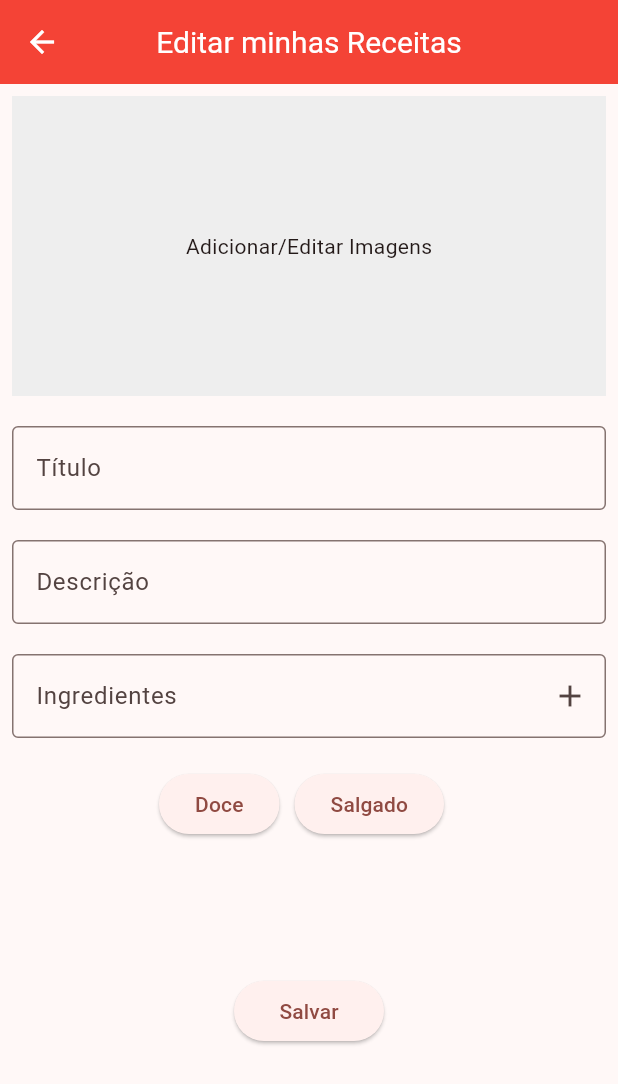
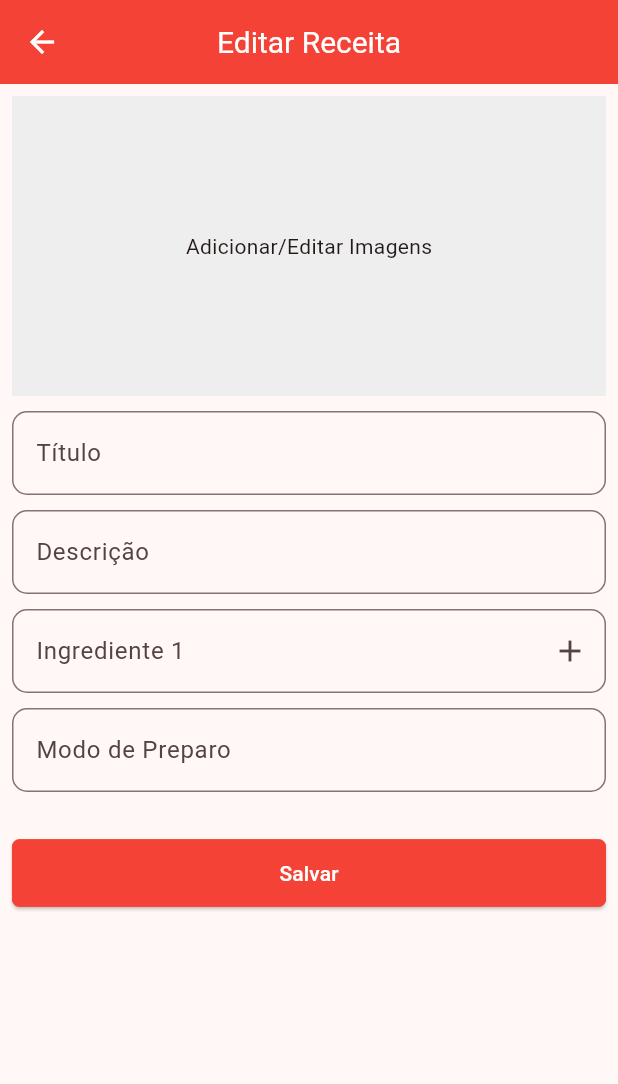
Before and after one commit to hannabacon/how, a Flutter app: the MyRecipsEditScreen screen opened by its route, on a phone screen of 412 x 824 dp. Shown: the top 1084 px of the screen. Run offline on Flutter 3.47's test engine with Material 3 defaults, Android fonts, the phone set to English and light mode, and no system bars; our stand-ins replace cached_network_image, flutter_mobx, graphql_flutter, mobx, rive, shared_preferences and 1 more; accounts and stored records are empty; generated files the repository leaves out were written again.

Commit message:
code code

```diff
--- a/analysis_options.yaml
+++ b/analysis_options.yaml
@@ -10,6 +10,7 @@
 analyzer:
   errors:
     avoid_print: ignore
+    use_build_context_synchronously: ignore
 include: package:flutter_lints/flutter.yaml
 
 linter:
--- a/lib/src/screen/my_recips_edit/components/body.dart
+++ b/lib/src/screen/my_recips_edit/components/body.dart
@@ -1,9 +1,13 @@
 import 'package:flutter/material.dart';
+import 'package:flutter_mobx/flutter_mobx.dart';
+import 'package:how/src/helper/enums.dart';
+import 'package:how/src/screen/my_recips/my_recips_screen.dart';
 import 'package:how/src/store/my_recips_edit_store.dart';
+import 'package:how/src/widgets/receitas_button.dart';
+import 'package:how/src/widgets/receitas_textfield.dart';
 
 class Body extends StatelessWidget {
   final MyRecipsEditStore store = MyRecipsEditStore();
-
   Body({super.key});
 
   @override
@@ -12,7 +16,8 @@ class Body extends StatelessWidget {
       body: SingleChildScrollView(
         child: Padding(
           padding: const EdgeInsets.all(8.0),
-          child: Column(
+          child: Observer(
+            builder: (_) => Column(
               children: [
                 // Campo para adicionar e editar imagens
                 Container(
@@ -22,63 +27,89 @@ class Body extends StatelessWidget {
                     child: Text('Adicionar/Editar Imagens'),
                   ),
                 ),
-              const SizedBox(height: 20),
-              const TextField(
-                decoration: InputDecoration(
-                  border: OutlineInputBorder(),
-                  labelText: 'Título',
-                  //FALTA ADICIONAR UM CONTROLLER
+                const SizedBox(height: 10),
+                ReceitasTextfield(
+                  label: "Título",
+                  controller: store.titleController,
+                  keyboardType: TextInputType.text,
+                  obscureText: false,
+                  autoFocus: false,
+                  enabled: true,
                 ),
+                const SizedBox(height: 10),
+                ReceitasTextfield(
+                  label: "Descrição",
+                  controller: store.descriptionController,
+                  keyboardType: TextInputType.text,
+                  obscureText: false,
+                  autoFocus: false,
+                  enabled: true,
                 ),
-              const SizedBox(height: 20),
-              const TextField(
-                decoration: InputDecoration(
-                  border: OutlineInputBorder(),
-                  labelText: 'Descrição',
-                ),
-              ),
-              const SizedBox(height: 20),
-               TextField(
-                decoration: InputDecoration(
-                  border: const OutlineInputBorder(),
-                  labelText: 'Ingredientes',
+                const SizedBox(height: 10),
+                Column(
+                  children: store.textControllers.asMap().entries.map((entry) {
+                    int idx = entry.key;
+                    return Column(
+                      children: [
+                        ReceitasTextfield(
+                            label: "Ingrediente ${idx + 1}",
+                            controller: store.textControllers[idx],
+                            keyboardType: TextInputType.text,
+                            obscureText: false,
+                            autoFocus: false,
+                            enabled: true,
                             suffixIcon: IconButton(
                               onPressed: () {
-                      // Ação do botão
+                                if (idx == store.textControllers.length - 1) {
+                                  store.addTextField();
+                                } else {
+                                  store.removeTextField();
+                                }
                               },
-                    icon: const Icon(Icons.add),
+                              icon: Icon(
+                                idx == store.textControllers.length - 1
+                                    ? Icons.add
+                                    : Icons.remove,
                               ),
+                            )),
+                        const SizedBox(height: 10),
+                      ],
+                    );
+                  }).toList(),
                 ),
+                ReceitasTextfield(
+                  label: "Modo de Preparo",
+                  controller: store.preparationController,
+                  keyboardType: TextInputType.text,
+                  obscureText: false,
+                  autoFocus: false,
+                  enabled: true,
                 ),
-              const SizedBox(height: 20),
-              Column(
-                children: [
-                  Row(
-                    mainAxisAlignment: MainAxisAlignment.center,
-                    children: [
-                      ElevatedButton(
-                        onPressed: () {},
-                        child: const Text('Doce'),
+                const SizedBox(height: 30),
+                ReceitasButton(
+                  label: "Salvar",
+                  width: 450,
+                  onClick: () async {
+                    await store.updateRecipsFromControllers();
+                    Navigator.of(context).pushReplacement(
+                      MaterialPageRoute(builder: (context) => const MyRecipsScreen()),
+                    );
+                  },
                 ),
-                      const SizedBox(width: 10),
-                      ElevatedButton(
-                        onPressed: () {},
-                        child: const Text('Salgado'),
-                      ),
-                      const SizedBox(width: 10),
-                    ],
-                  ),
-                  const SizedBox(height: 90),
-                  SizedBox(
-                    width: 100,
-                    child: ElevatedButton(
-                      onPressed: () {},
-                      child: const Text('Salvar'),
-                    ),
+                Observer(
+                  builder: (context) {
+                    if (store.statusPage == StatusPage.success) {
+                      WidgetsBinding.instance.addPostFrameCallback((_) {
+                        ScaffoldMessenger.of(context).showSnackBar(
+                          const SnackBar(content: Text('Receita atualizada com sucesso!')),
+                        );
+                      });
+                    }
+                    return Container();
+                  },
                 ),
               ],
             ),
-            ],
           ),
         ),
       ),
--- a/lib/src/screen/my_recips_edit/my_recips_edit_screen.dart
+++ b/lib/src/screen/my_recips_edit/my_recips_edit_screen.dart
@@ -1,18 +1,18 @@
 import 'package:flutter/material.dart';
-
 import 'components/body.dart';
 
 class MyRecipsEditScreen extends StatelessWidget {
-  static const String routeName = '/my-recips-edit';
+  static const routeName = '/my-recips-edit';
 
   const MyRecipsEditScreen({super.key});
 
   @override
   Widget build(BuildContext context) {
     return Scaffold(
-        appBar: AppBar(
-          title: const Text('Editar minhas Receitas'),
+      appBar: AppBar(
+        title: const Text('Editar Receita'),
       ),
-        body: Body());
+      body: Body(),
+    );
   }
 }
```
Also changed, not shown: lib/src/screen/create_user/components/body.dart (+25 -21 lines), lib/src/widgets/receitas_base_layout.dart (+24 -13 lines). Lines whose indentation alone changed are shown as unchanged.
